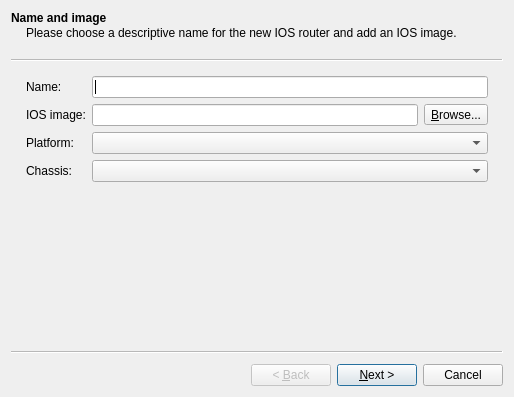
First picture: the form in gns3/modules/dynamips/ui/ios_router_wizard.ui, repository GNS3/gns3-gui, before the edit.
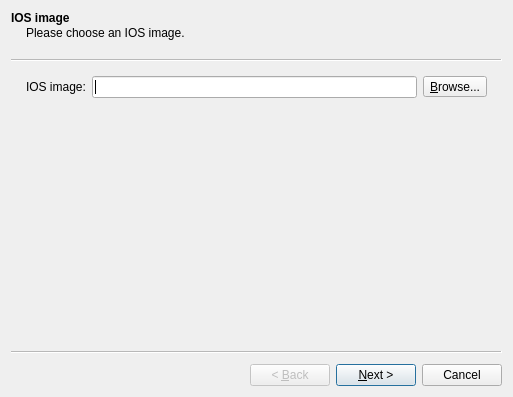
Second picture: the form after the edit.

Commit message: Improvements on the IOS router wizard.

The edit to the form file:
```diff
--- a/gns3/modules/dynamips/ui/ios_router_wizard.ui
+++ b/gns3/modules/dynamips/ui/ios_router_wizard.ui
@@ -6,7 +6,7 @@
    <rect>
     <x>0</x>
     <y>0</y>
-    <width>514</width>
+    <width>513</width>
     <height>397</height>
    </rect>
   </property>
@@ -15,29 +15,12 @@
   </property>
   <widget class="QWizardPage" name="uiNameImageWizardPage">
    <property name="title">
-    <string>Name and image</string>
+    <string>IOS image</string>
    </property>
    <property name="subTitle">
-    <string>Please choose a descriptive name for the new IOS router and add an IOS image.</string>
+    <string>Please choose an IOS image.</string>
    </property>
-   <layout class="QGridLayout" name="gridLayout">
-    <item row="0" column="0">
-     <widget class="QLabel" name="uiNameLabel">
-      <property name="text">
-       <string>Name:</string>
-      </property>
-     </widget>
-    </item>
-    <item row="0" column="1">
-     <widget class="QLineEdit" name="uiNameLineEdit"/>
-    </item>
-    <item row="1" column="0">
-     <widget class="QLabel" name="uiIOSImageLabel">
-      <property name="text">
-       <string>IOS image:</string>
-      </property>
-     </widget>
-    </item>
+   <layout class="QGridLayout" name="gridLayout_6">
     <item row="1" column="1">
      <layout class="QHBoxLayout" name="horizontalLayout_5">
       <item>
@@ -55,26 +38,53 @@
       </item>
      </layout>
     </item>
-    <item row="2" column="0">
+    <item row="1" column="0">
+     <widget class="QLabel" name="uiIOSImageLabel">
+      <property name="text">
+       <string>IOS image:</string>
+      </property>
+     </widget>
+    </item>
+   </layout>
+  </widget>
+  <widget class="QWizardPage" name="uiNamePlatformWizardPage">
+   <property name="title">
+    <string>Name and platform</string>
+   </property>
+   <property name="subTitle">
+    <string>Please choose a descriptive name for this new IOS router and verify the platform and chassis.</string>
+   </property>
+   <layout class="QGridLayout" name="gridLayout">
+    <item row="0" column="1">
+     <widget class="QLineEdit" name="uiNameLineEdit"/>
+    </item>
+    <item row="2" column="1">
+     <widget class="QComboBox" name="uiChassisComboBox"/>
+    </item>
+    <item row="1" column="0">
      <widget class="QLabel" name="uiTypeLabel">
       <property name="text">
        <string>Platform:</string>
       </property>
      </widget>
     </item>
-    <item row="2" column="1">
+    <item row="0" column="0">
+     <widget class="QLabel" name="uiNameLabel">
+      <property name="text">
+       <string>Name:</string>
+      </property>
+     </widget>
+    </item>
+    <item row="1" column="1">
      <widget class="QComboBox" name="uiPlatformComboBox"/>
     </item>
-    <item row="3" column="0">
+    <item row="2" column="0">
      <widget class="QLabel" name="uiChassisLabel">
       <property name="text">
        <string>Chassis:</string>
       </property>
      </widget>
     </item>
-    <item row="3" column="1">
-     <widget class="QComboBox" name="uiChassisComboBox"/>
-    </item>
    </layout>
   </widget>
   <widget class="QWizardPage" name="uiMemoryWizardPage">
```
Left out of the diff: 21 changed lines with no effect on the pictures. The commit also changes 5 other files.
